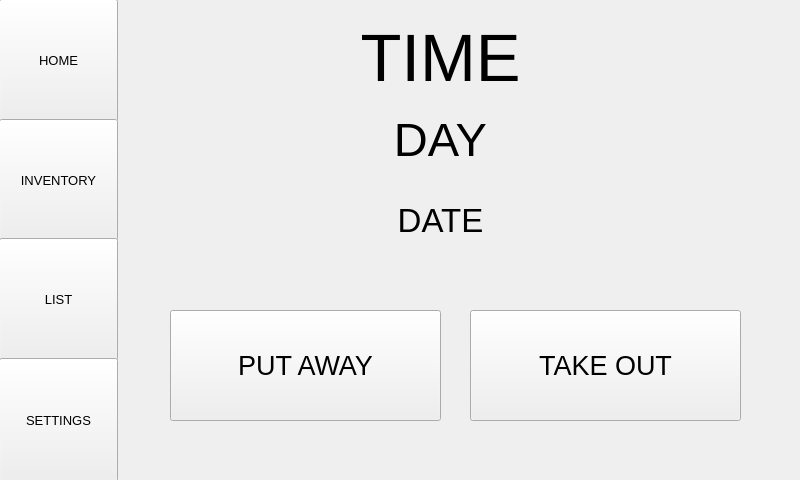
jspinn/Foodventory, file mainwindow.ui: the form before one commit.
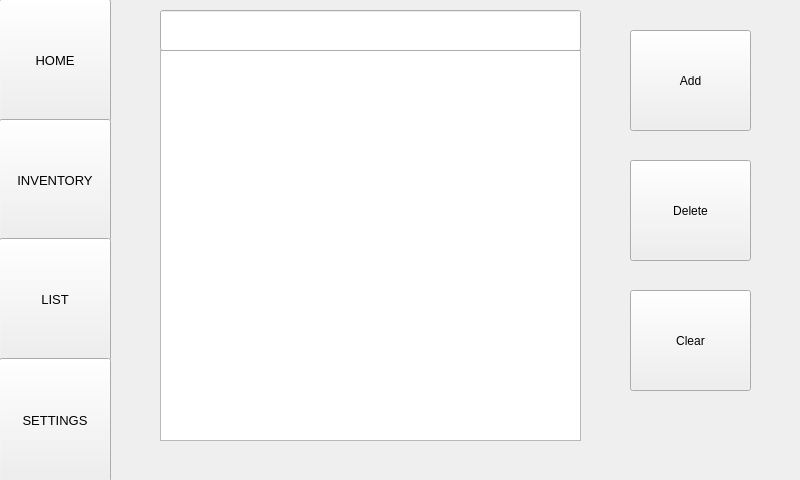
The form after the commit. The open tabs and pages were chosen to show the change.

Commit message: Shopping list added

The edit to the form file:
```diff
--- a/mainwindow.ui
+++ b/mainwindow.ui
@@ -25,9 +25,9 @@
    <widget class="QStackedWidget" name="stackedWidget">
     <property name="geometry">
      <rect>
-      <x>120</x>
+      <x>110</x>
       <y>0</y>
-      <width>680</width>
+      <width>690</width>
       <height>481</height>
      </rect>
     </property>
@@ -130,13 +130,85 @@
      </widget>
     </widget>
     <widget class="QWidget" name="inventory"/>
+    <widget class="QWidget" name="list">
+     <widget class="QListWidget" name="listWidget">
+      <property name="geometry">
+       <rect>
+        <x>50</x>
+        <y>50</y>
+        <width>421</width>
+        <height>391</height>
+       </rect>
+      </property>
+      <property name="font">
+       <font>
+        <pointsize>12</pointsize>
+       </font>
+      </property>
+     </widget>
+     <widget class="QLineEdit" name="listEdit">
+      <property name="geometry">
+       <rect>
+        <x>50</x>
+        <y>10</y>
+        <width>421</width>
+        <height>41</height>
+       </rect>
+      </property>
+      <property name="font">
+       <font>
+        <pointsize>12</pointsize>
+       </font>
+      </property>
+     </widget>
+     <widget class="QPushButton" name="addButton">
+      <property name="geometry">
+       <rect>
+        <x>520</x>
+        <y>30</y>
+        <width>121</width>
+        <height>101</height>
+       </rect>
+      </property>
+      <property name="text">
+       <string>Add</string>
+      </property>
+     </widget>
+     <widget class="QPushButton" name="deleteButton">
+      <property name="geometry">
+       <rect>
+        <x>520</x>
+        <y>160</y>
+        <width>121</width>
+        <height>101</height>
+       </rect>
+      </property>
+      <property name="text">
+       <string>Delete</string>
+      </property>
+     </widget>
+     <widget class="QPushButton" name="clearButton">
+      <property name="geometry">
+       <rect>
+        <x>520</x>
+        <y>290</y>
+        <width>121</width>
+        <height>101</height>
+       </rect>
+      </property>
+      <property name="text">
+       <string>Clear</string>
+      </property>
+     </widget>
+    </widget>
+    <widget class="QWidget" name="settings"/>
    </widget>
    <widget class="QPushButton" name="homeButton">
     <property name="geometry">
      <rect>
       <x>-1</x>
       <y>-1</y>
-      <width>119</width>
+      <width>112</width>
       <height>123</height>
      </rect>
     </property>
@@ -154,7 +226,7 @@
      <rect>
       <x>-1</x>
       <y>119</y>
-      <width>119</width>
+      <width>112</width>
       <height>122</height>
      </rect>
     </property>
@@ -172,7 +244,7 @@
      <rect>
       <x>-1</x>
       <y>238</y>
-      <width>119</width>
+      <width>112</width>
       <height>123</height>
      </rect>
     </property>
@@ -190,7 +262,7 @@
      <rect>
       <x>-1</x>
       <y>358</y>
-      <width>119</width>
+      <width>112</width>
       <height>124</height>
      </rect>
     </property>
```
The commit also changes 4 other files.
